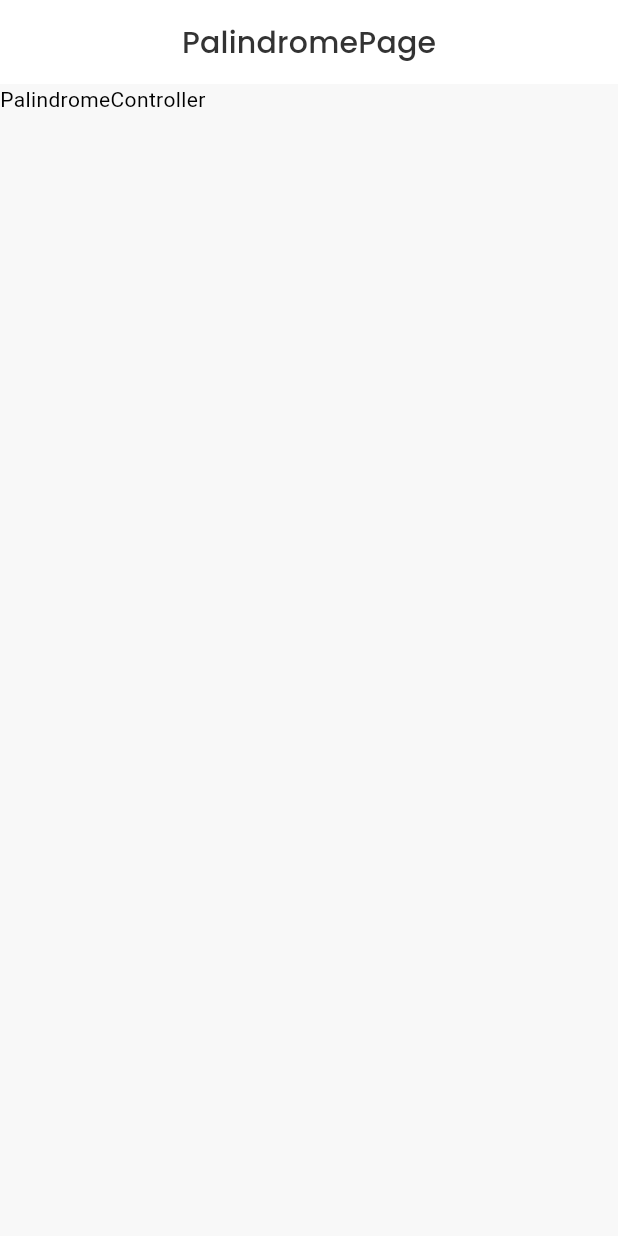
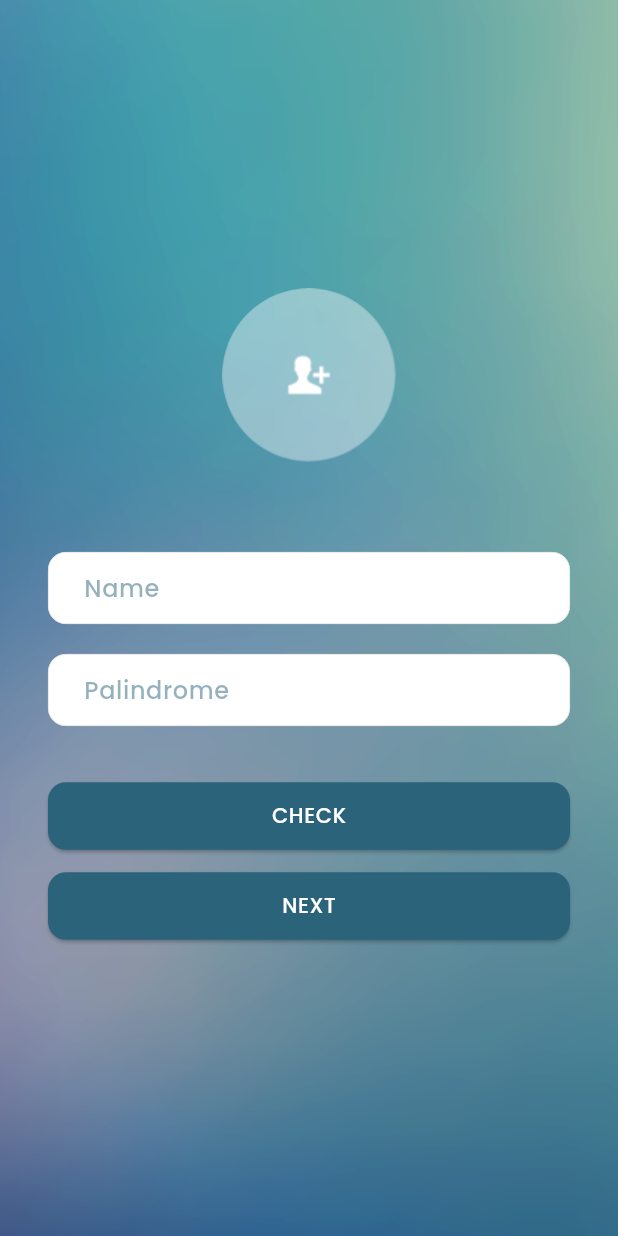
Before and after one commit to NurFajarSA/Suitmedia-Mobdev-CodingTest, a Flutter app: the screen it shows after launch, on a phone screen of 412 x 824 dp. Run offline on Flutter 3.47's test engine with Material 3 defaults, Android fonts, the phone set to English and light mode, and no system bars; our stand-ins replace firebase_core, get; accounts and stored records are empty; Roboto replaces fonts that are missing (sf-pro-display-medium).

Commit message:
feat: Completed palindrome page

```diff
--- a/lib/app/modules/palindrome/palindrome_controller.dart
+++ b/lib/app/modules/palindrome/palindrome_controller.dart
@@ -1,11 +1,59 @@
+import 'package:flutter/material.dart';
 import 'package:get/get.dart';
+import 'package:km_test/app/widgets/app_button.dart';
+import 'package:km_test/core/theme/colors.dart';
+import 'package:km_test/core/theme/text_theme.dart';
+import 'package:km_test/routes/routes.dart';
 
 class PalindromeController extends GetxController {
-  var palindrome = ''.obs;
+  final _palindromeController = TextEditingController().obs;
+  final _nameController = TextEditingController().obs;
+
   var isPalindrome = false.obs;
 
+  get palindromeController => _palindromeController;
+  get nameController => _nameController;
+
   void checkPalindrome() {
-    var reversed = palindrome.value.split('').reversed.join();
-    isPalindrome.value = palindrome.value == reversed;
+    if (_palindromeController.value.text.isEmpty) {
+      Get.snackbar('Error', 'Please enter a palindrome',
+          backgroundColor: AppColors.errorBackground,
+          colorText: AppColors.error,
+          snackPosition: SnackPosition.BOTTOM,
+          margin: const EdgeInsets.all(16));
+      return;
+    }
+
+    var reversed = _palindromeController.value.text.split('').reversed.join();
+    isPalindrome.value = _palindromeController.value.text == reversed;
+
+    Get.defaultDialog(
+      title: 'Result',
+      titleStyle: AppTextTheme.semiBold.copyWith(
+        fontSize: 20,
+        color: AppColors.primary,
+      ),
+      content: Text(
+        isPalindrome.value ? 'Is Palindrome' : 'Is not Palindrome',
+        style: TextStyle(
+          color: isPalindrome.value ? AppColors.success : AppColors.error,
+          fontSize: 18,
+        ),
+      ),
+      contentPadding: const EdgeInsets.all(16),
+      titlePadding: const EdgeInsets.all(16),
+      actions: [
+        AppButton(
+          text: 'OK',
+          onPressed: () {
+            Get.back();
+          },
+        ),
+      ],
+    );
+  }
+
+  void gotoHome() {
+    Get.toNamed(Routes.HOME);
   }
 }
--- a/lib/app/modules/palindrome/palindrome_page.dart
+++ b/lib/app/modules/palindrome/palindrome_page.dart
@@ -1,14 +1,25 @@
 import 'package:flutter/material.dart';
-import 'package:get/get.dart';
-import 'package:km_test/app/modules/palindrome/palindrome_controller.dart';
+import 'package:km_test/app/modules/palindrome/widgets/palindrome_form.dart';
+import 'package:km_test/core/theme/colors.dart';
+import 'package:km_test/core/values/strings.dart';
 
-class PalindromePage extends GetView<PalindromeController> {
+class PalindromePage extends StatelessWidget {
   const PalindromePage({super.key});
 
   @override
   Widget build(BuildContext context) {
     return Scaffold(
-        appBar: AppBar(title: const Text('PalindromePage')),
-        body: const SafeArea(child: Text('PalindromeController')));
+        backgroundColor: AppColors.primary,
+        body: SafeArea(
+            child: Stack(
+          fit: StackFit.expand,
+          children: [
+            Image.asset(
+              AppStrings.bgScreen,
+              fit: BoxFit.cover,
+            ),
+            const Center(child: PalindromeForm()),
+          ],
+        )));
   }
 }
--- /dev/null
+++ b/lib/app/modules/palindrome/widgets/avatar.dart
@@ -0,0 +1,20 @@
+import 'package:flutter/material.dart';
+
+class Avatar extends StatelessWidget {
+  const Avatar({super.key});
+
+  @override
+  Widget build(BuildContext context) {
+    return Container(
+      width: 116,
+      height: 116,
+      decoration: const BoxDecoration(
+        shape: BoxShape.circle,
+        image: DecorationImage(
+          image: AssetImage('assets/images/ic_photo.png'),
+          fit: BoxFit.cover,
+        ),
+      ),
+    );
+  }
+}
--- /dev/null
+++ b/lib/app/modules/palindrome/widgets/palindrome_form.dart
@@ -0,0 +1,43 @@
+import 'package:flutter/material.dart';
+import 'package:get/get.dart';
+import 'package:km_test/app/modules/palindrome/palindrome_controller.dart';
+import 'package:km_test/app/modules/palindrome/widgets/avatar.dart';
+import 'package:km_test/app/widgets/app_button.dart';
+import 'package:km_test/app/widgets/app_textfield.dart';
+
+class PalindromeForm extends GetView<PalindromeController> {
+  const PalindromeForm({super.key});
+
+  @override
+  Widget build(BuildContext context) {
+    return Container(
+      margin: const EdgeInsets.all(32),
+      child: Form(
+        child: Column(
+          mainAxisSize: MainAxisSize.min,
+          children: [
+            const Avatar(),
+            const SizedBox(height: 60),
+            AppTextField(
+                placeholder: "Name",
+                controller: controller.nameController.value),
+            const SizedBox(height: 20),
+            AppTextField(
+                placeholder: "Palindrome",
+                controller: controller.palindromeController.value),
+            const SizedBox(height: 32),
+            AppButton(
+              text: 'CHECK',
+              onPressed: controller.checkPalindrome,
+            ),
+            const SizedBox(height: 4),
+            AppButton(
+              text: 'NEXT',
+              onPressed: controller.gotoHome,
+            ),
+          ],
+        ),
+      ),
+    );
+  }
+}
--- a/lib/app/modules/splash/splash_page.dart
+++ b/lib/app/modules/splash/splash_page.dart
@@ -2,21 +2,21 @@ import 'package:flutter/material.dart';
 import 'package:get/get.dart';
 import 'package:km_test/app/modules/splash/splash_controller.dart';
 import 'package:km_test/core/theme/colors.dart';
+import 'package:km_test/core/theme/text_theme.dart';
 
 class SplashPage extends GetView<SplashController> {
   const SplashPage({super.key});
 
   @override
   Widget build(BuildContext context) {
-    return const Scaffold(
-      backgroundColor: AppColors.primary,
+    return Scaffold(
+      backgroundColor: AppColors.background,
       body: Center(
         child: Text(
           'KM Test',
-          style: TextStyle(
-            color: AppColors.white,
-            fontSize: 24,
-            fontWeight: FontWeight.bold,
+          style: AppTextTheme.semiBold.copyWith(
+            fontSize: 32,
+            color: AppColors.primary,
           ),
         ),
       ),
--- /dev/null
+++ b/lib/app/widgets/app_button.dart
@@ -0,0 +1,36 @@
+import 'package:flutter/material.dart';
+import 'package:km_test/core/theme/text_theme.dart';
+
+class AppButton extends StatelessWidget {
+  const AppButton({
+    super.key,
+    required this.onPressed,
+    required this.text,
+  });
+
+  final String text;
+  final VoidCallback onPressed;
+
+  @override
+  Widget build(BuildContext context) {
+    return Container(
+      margin: const EdgeInsets.symmetric(vertical: 4),
+      width: double.infinity,
+      child: ElevatedButton(
+        style: ElevatedButton.styleFrom(
+          shape: RoundedRectangleBorder(
+            borderRadius: BorderRadius.circular(12),
+          ),
+        ),
+        onPressed: onPressed,
+        child: Container(
+          margin: const EdgeInsets.all(12),
+          child: Text(
+            text,
+            style: AppTextTheme.medium.copyWith(fontSize: 14),
+          ),
+        ),
+      ),
+    );
+  }
+}
--- /dev/null
+++ b/lib/app/widgets/app_textfield.dart
@@ -0,0 +1,47 @@
+import 'package:flutter/material.dart';
+import 'package:km_test/core/theme/colors.dart';
+import 'package:km_test/core/theme/text_theme.dart';
+
+class AppTextField extends StatelessWidget {
+  const AppTextField(
+      {super.key,
+      required this.placeholder,
+      required this.controller,
+      this.onChanged});
+
+  final String placeholder;
+  final TextEditingController controller;
+  final Function(String)? onChanged;
+
+  @override
+  Widget build(BuildContext context) {
+    return TextFormField(
+      decoration: InputDecoration(
+        hintText: placeholder,
+        filled: true,
+        fillColor: AppColors.background,
+        border: OutlineInputBorder(
+          borderSide: const BorderSide(
+              color: AppColors.greyLight, width: 0.5, style: BorderStyle.solid),
+          borderRadius: BorderRadius.circular(12),
+        ),
+        enabledBorder: OutlineInputBorder(
+          borderSide: const BorderSide(
+              color: AppColors.greyLight, width: 0.5, style: BorderStyle.solid),
+          borderRadius: BorderRadius.circular(12),
+        ),
+        hintStyle: AppTextTheme.medium.copyWith(
+          fontSize: 16,
+          color: AppColors.primary.withOpacity(0.5),
+        ),
+        contentPadding: const EdgeInsets.symmetric(horizontal: 20),
+      ),
+      style: AppTextTheme.medium.copyWith(
+        fontSize: 16,
+        color: AppColors.dark,
+      ),
+      controller: controller,
+      onChanged: onChanged,
+    );
+  }
+}
--- a/lib/core/theme/app_theme.dart
+++ b/lib/core/theme/app_theme.dart
@@ -12,7 +12,7 @@ class AppTheme {
       accentColor: MaterialColorGenerator.from(AppColors.accent),
       errorColor: MaterialColorGenerator.from(AppColors.error),
       backgroundColor: MaterialColorGenerator.from(AppColors.background),
-      cardColor: MaterialColorGenerator.from(AppColors.surface),
+      cardColor: MaterialColorGenerator.from(AppColors.background),
     ),
     appBarTheme: const AppBarTheme(
       backgroundColor: AppColors.background,
@@ -23,7 +23,7 @@ class AppTheme {
         fontWeight: FontWeight.w500,
         letterSpacing: 0.15,
         fontFamily: 'Poppins',
-        color: AppColors.secondary,
+        color: AppColors.dark,
       ),
       iconTheme: IconThemeData(
         color: AppColors.primary,
@@ -50,7 +50,7 @@ class AppTheme {
     elevatedButtonTheme: ElevatedButtonThemeData(
       style: ElevatedButton.styleFrom(
         backgroundColor: AppColors.primary,
-        foregroundColor: AppColors.surface,
+        foregroundColor: AppColors.background,
         shape: RoundedRectangleBorder(
           borderRadius: BorderRadius.circular(8),
         ),
@@ -88,6 +88,6 @@ class AppTheme {
       ),
     ),
     textTheme: AppTextTheme.textTheme,
-    shadowColor: AppColors.greyLighter,
+    shadowColor: AppColors.greyLight,
   );
 }
--- a/lib/core/theme/colors.dart
+++ b/lib/core/theme/colors.dart
@@ -1,13 +1,10 @@
 import 'package:flutter/material.dart';
 
 class AppColors {
-  static const Color primary = Color(0xFF5038BC);
-  static const Color accent = Color(0xFF64E6FB);
+  static const Color primary = Color(0xFF2B637B);
+  static const Color accent = Color(0xFF554AF0);
   static const Color background = Color(0xFFFFFFFF);
-  static const Color surface = Color(0xFFF8F8F8);
-  static const Color secondary = Color(0xFF333333);
-  static const Color secondaryVariant1 = Color(0xFFC424A3);
-  static const Color secondaryVariant2 = Color(0xFFFFD668);
+  static const Color dark = Color(0xFF04021D);
 
   static const Color error = Color(0xFFEB5757);
   static const Color errorBackground = Color(0xFFFFE0E0);
@@ -16,11 +13,7 @@ class AppColors {
   static const Color warning = Color(0xFFF7B500);
   static const Color warningBackground = Color(0xFFFDF0CC);
 
-  static const Color greyDark = Color(0xFF4F4F4F);
-  static const Color grey = Color(0xFF828282);
-  static const Color greyLight = Color(0xFFBDBDBD);
-  static const Color greyLighter = Color(0xFFE0E0E0);
-  static const Color greyLightest = Color(0xFFF2F2F2);
+  static const Color greyLight = Color(0xFFE0E0E0);
 
   static const Color white = Color(0xFFFFFFFF);
   static const Color black = Color(0xFF000000);
--- a/lib/core/theme/text_theme.dart
+++ b/lib/core/theme/text_theme.dart
@@ -2,110 +2,111 @@ import 'package:flutter/material.dart';
 
 class AppTextTheme {
   // poppins
-  static const TextStyle displayLarge = TextStyle(
-    fontSize: 72,
-    fontWeight: FontWeight.bold,
-    letterSpacing: -1.5,
-    fontFamily: 'sf-pro-display-heavy',
+  static const TextStyle regular = TextStyle(
+    fontFamily: 'Poppins',
+    fontWeight: FontWeight.w400,
   );
-  static const TextStyle displayMedium = TextStyle(
-    fontSize: 48,
-    fontWeight: FontWeight.bold,
-    letterSpacing: -0.5,
-    fontFamily: 'sf-pro-display-heavy',
+
+  static const TextStyle medium = TextStyle(
+    fontFamily: 'Poppins',
+    fontWeight: FontWeight.w500,
   );
-  static const TextStyle displaySmall = TextStyle(
-    fontSize: 36,
-    fontWeight: FontWeight.bold,
-    fontFamily: 'sf-pro-display-heavy',
-  );
-  static const TextStyle headlineLarge = TextStyle(
-    fontSize: 24,
-    fontWeight: FontWeight.bold,
-    letterSpacing: 0.25,
-    fontFamily: 'sf-pro-display-bold',
-  );
-  static const TextStyle headlineMedium = TextStyle(
-    fontSize: 18,
-    fontWeight: FontWeight.bold,
-    fontFamily: 'sf-pro-display-bold',
-  );
-  static const TextStyle headlineSmall = TextStyle(
-    fontSize: 14,
-    fontWeight: FontWeight.bold,
-    letterSpacing: 0.15,
-    fontFamily: 'sf-pro-display-bold',
-  );
-  static const TextStyle titleLarge = TextStyle(
-    fontSize: 24,
-    fontWeight: FontWeight.bold,
-    letterSpacing: 0.15,
-    fontFamily: 'sf-pro-display-semibold',
-  );
-  static const TextStyle titleMedium = TextStyle(
-    fontSize: 18,
-    fontWeight: FontWeight.bold,
-    letterSpacing: 0.15,
-    fontFamily: 'sf-pro-display-semibold',
-  );
-  static const TextStyle titleSmall = TextStyle(
-    fontSize: 14,
-    fontWeight: FontWeight.bold,
-    letterSpacing: 0.4,
-    fontFamily: 'sf-pro-display-semibold',
-  );
-  static const TextStyle bodyLarge = TextStyle(
-    fontSize: 16,
-    fontWeight: FontWeight.normal,
-    letterSpacing: 0.5,
-    fontFamily: 'sf-pro-display-medium',
-  );
-  static const TextStyle bodyMedium = TextStyle(
-    fontSize: 14,
-    fontWeight: FontWeight.normal,
-    letterSpacing: 0.25,
-    fontFamily: 'sf-pro-display-medium',
-  );
-  static const TextStyle bodySmall = TextStyle(
-    fontSize: 12,
-    fontWeight: FontWeight.normal,
-    letterSpacing: 0.25,
-    fontFamily: 'sf-pro-display-medium',
-  );
-  static const TextStyle labelLarge = TextStyle(
-    fontSize: 16,
-    fontWeight: FontWeight.w400,
-    letterSpacing: 0.15,
-    fontFamily: 'sf-pro-display-regular',
-  );
-  static const TextStyle labelMedium = TextStyle(
-    fontSize: 14,
-    fontWeight: FontWeight.w400,
-    letterSpacing: 0.15,
-    fontFamily: 'sf-pro-display-regular',
-  );
-  static const TextStyle labelSmall = TextStyle(
-    fontSize: 12,
-    fontWeight: FontWeight.w400,
-    letterSpacing: 0.4,
-    fontFamily: 'sf-pro-display-regular',
+
+  static const TextStyle semiBold = TextStyle(
+    fontFamily: 'Poppins',
+    fontWeight: FontWeight.w600,
   );
 
   static const TextTheme textTheme = TextTheme(
-    displayLarge: displayLarge,
-    displayMedium: displayMedium,
-    displaySmall: displaySmall,
-    headlineLarge: headlineLarge,
-    headlineMedium: headlineMedium,
-    headlineSmall: headlineSmall,
-    titleLarge: titleLarge,
-    titleMedium: titleMedium,
-    titleSmall: titleSmall,
-    bodyLarge: bodyLarge,
-    bodyMedium: bodyMedium,
-    bodySmall: bodySmall,
-    labelLarge: labelLarge,
-    labelMedium: labelMedium,
-    labelSmall: labelSmall,
+    displayLarge: TextStyle(
+      fontFamily: 'Poppins',
+      fontWeight: FontWeight.w700,
+      fontSize: 32,
+      letterSpacing: 0.4,
+    ),
+    displayMedium: TextStyle(
+      fontFamily: 'Poppins',
+      fontWeight: FontWeight.w700,
+      fontSize: 24,
+      letterSpacing: 0.4,
+    ),
+    displaySmall: TextStyle(
+      fontFamily: 'Poppins',
+      fontWeight: FontWeight.w700,
+      fontSize: 18,
+      letterSpacing: 0.4,
+    ),
+    headlineLarge: TextStyle(
+      fontFamily: 'Poppins',
+      fontWeight: FontWeight.w600,
+      fontSize: 20,
+      letterSpacing: 0.4,
+    ),
+    headlineMedium: TextStyle(
+      fontFamily: 'Poppins',
+      fontWeight: FontWeight.w600,
+      fontSize: 16,
+      letterSpacing: 0.4,
+    ),
+    headlineSmall: TextStyle(
+      fontFamily: 'Poppins',
+      fontWeight: FontWeight.w600,
+      fontSize: 14,
+      letterSpacing: 0.4,
+    ),
+    titleLarge: TextStyle(
+      fontFamily: 'Poppins',
+      fontWeight: FontWeight.w500,
+      fontSize: 20,
+      letterSpacing: 0.4,
+    ),
+    titleMedium: TextStyle(
+      fontFamily: 'Poppins',
+      fontWeight: FontWeight.w500,
+      fontSize: 16,
+      letterSpacing: 0.4,
+    ),
+    titleSmall: TextStyle(
+      fontFamily: 'Poppins',
+      fontWeight: FontWeight.w500,
+      fontSize: 14,
+      letterSpacing: 0.4,
+    ),
+    bodyLarge: TextStyle(
+      fontFamily: 'Poppins',
+      fontWeight: FontWeight.w400,
+      fontSize: 16,
+      letterSpacing: 0.4,
+    ),
+    bodyMedium: TextStyle(
+      fontFamily: 'Poppins',
+      fontWeight: FontWeight.w400,
+      fontSize: 14,
+      letterSpacing: 0.4,
+    ),
+    bodySmall: TextStyle(
+      fontFamily: 'Poppins',
+      fontWeight: FontWeight.w400,
+      fontSize: 12,
+      letterSpacing: 0.4,
+    ),
+    labelLarge: TextStyle(
+      fontFamily: 'Poppins',
+      fontWeight: FontWeight.w300,
+      fontSize: 16,
+      letterSpacing: 0.4,
+    ),
+    labelMedium: TextStyle(
+      fontFamily: 'Poppins',
+      fontWeight: FontWeight.w300,
+      fontSize: 14,
+      letterSpacing: 0.4,
+    ),
+    labelSmall: TextStyle(
+      fontFamily: 'Poppins',
+      fontWeight: FontWeight.w300,
+      fontSize: 12,
+      letterSpacing: 0.4,
+    ),
   );
 }
--- a/lib/core/values/strings.dart
+++ b/lib/core/values/strings.dart
@@ -1,4 +1,5 @@
 abstract class AppStrings {
   static const String appName = "KM Test";
   static const String baseUrl = String.fromEnvironment("API_URL");
+  static const String bgScreen = "assets/images/bg_screen.png";
 }
```
Also changed, not shown: 9 other files.
